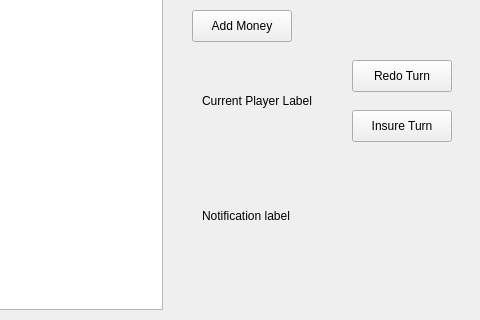
Old version of the form blackjack/game.ui in the repository dawsonvoth1/blackjack_oop; both pictures show x 808 to 1288 and y 190 to 510 of the 1288 by 600 pixel window.
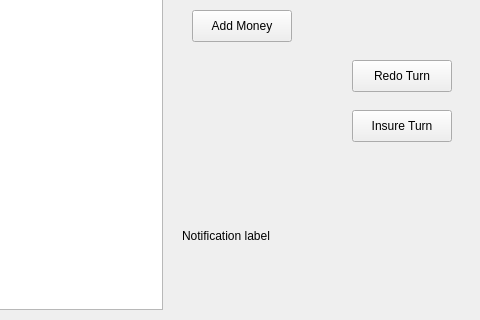
New version of the form.

The edit to the form file:
```diff
--- a/blackjack/game.ui
+++ b/blackjack/game.ui
@@ -177,24 +177,11 @@
      </rect>
     </property>
    </widget>
-   <widget class="QLabel" name="currentPlayerlabel">
-    <property name="geometry">
-     <rect>
-      <x>1010</x>
-      <y>260</y>
-      <width>141</width>
-      <height>61</height>
-     </rect>
-    </property>
-    <property name="text">
-     <string>Current Player Label</string>
-    </property>
-   </widget>
    <widget class="QLabel" name="notificationlabel">
     <property name="geometry">
      <rect>
-      <x>1010</x>
-      <y>390</y>
+      <x>990</x>
+      <y>410</y>
       <width>261</width>
       <height>31</height>
      </rect>
```
